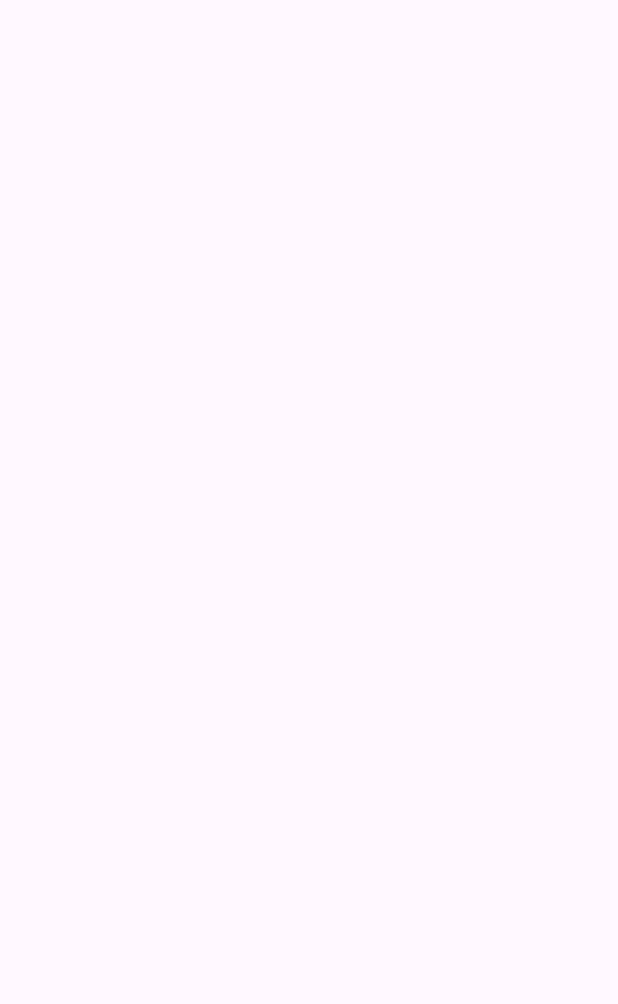
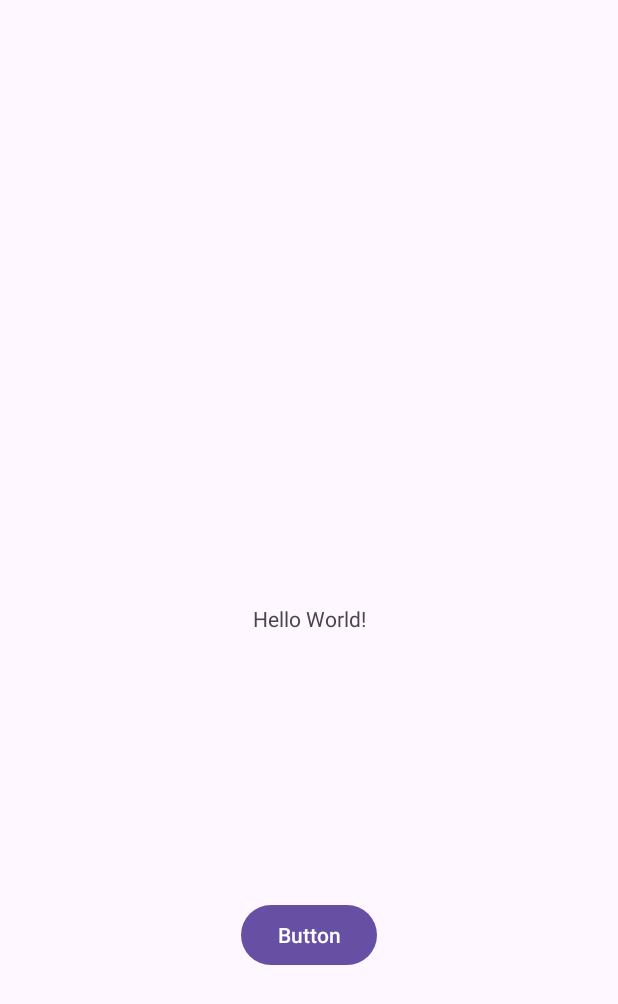
Before and after one commit to Aarya2004/B07_Project, an Android app: the screen it shows after launch (MainActivity), on a phone screen of 412 x 824 dp. Before the commit the part shown is empty. Shown: the top 1004 px of the screen. Run offline under Robolectric (Android 15) with nearby library versions, the phone set to English and light mode, and no system bars; our stand-ins replace navigation-ui.

```diff
--- a/app/src/main/java/com/example/b07project/MainActivity.java
+++ b/app/src/main/java/com/example/b07project/MainActivity.java
@@ -19,6 +19,12 @@ import androidx.appcompat.app.AppCompatActivity;
 
 public class MainActivity extends AppCompatActivity {
 
+    @Override
+    protected void onCreate(Bundle savedInstanceState){
+        super.onCreate(savedInstanceState);
+        setContentView(R.layout.activity_main);
+    }
+
     public void ownerLogin(View view) {
         Intent intent = new Intent(this, StoreOwnerLogin.class);
         startActivity(intent);
```
